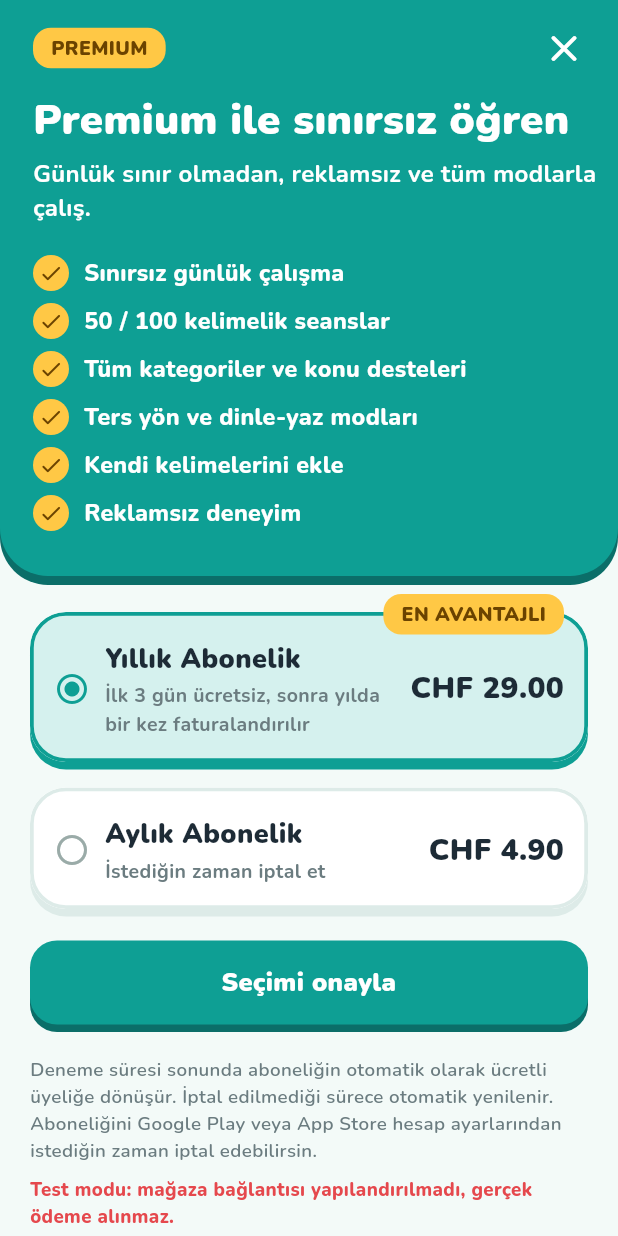
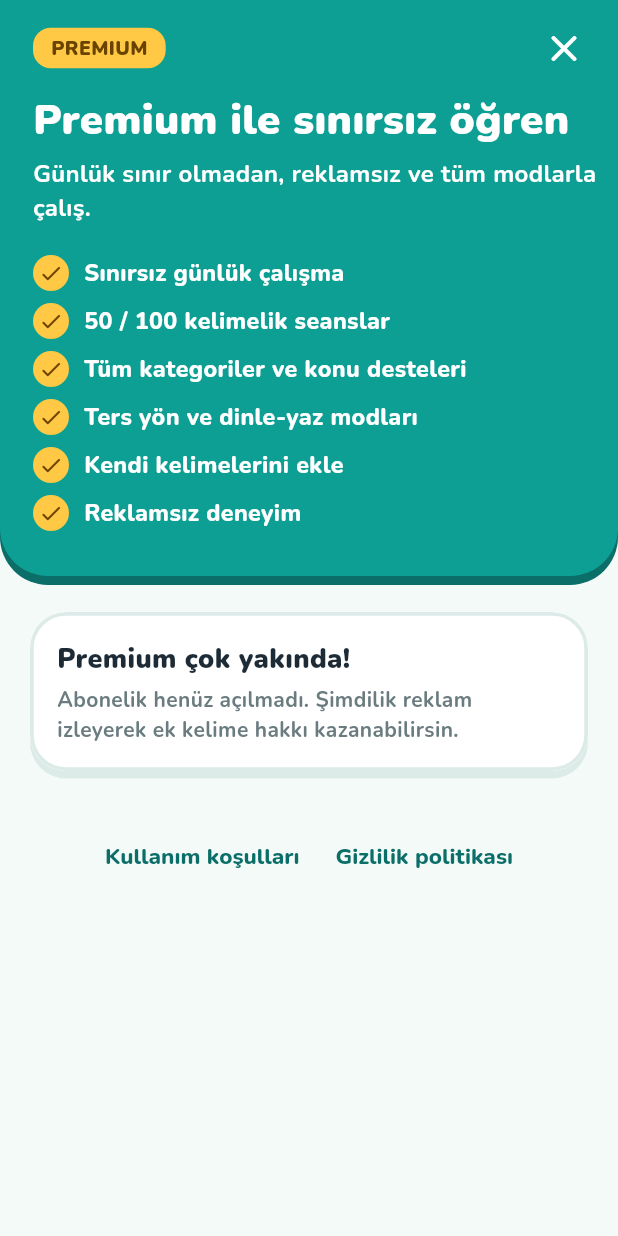
Before and after one commit to umitvatansever0/mobile-app-english-language, a Flutter app: the ProfileScreen screen opened directly, after a tap on "Premium'a geç", on a phone screen of 412 x 824 dp. Run offline on Flutter 3.47's test engine with Material 3 defaults, Android fonts, the phone set to English and light mode, and no system bars; our stand-ins replace flutter_tts, google_mobile_ads, shared_preferences, sqflite; missing offline and left inert: purchases_flutter; accounts and stored records are empty.

Commit message:
Uygulama simgesi, mağaza görselleri ve metinleri; destek e-postası, deutschstep gizlilik bağlantısı; imzalı AAB derlemesi; anahtar yokken Premium 'yakında'
Co-Authored-By: Claude Opus 5.5 <noreply@anthropic.com>
Claude-Session: https://claude.ai/code/session_01GU8uYh3sDTMyAoALWoNYWb

```diff
--- a/lib/config/app_config.dart
+++ b/lib/config/app_config.dart
@@ -56,14 +56,14 @@ class AppConfig {
   static String get bannerAdUnit => Platform.isIOS ? _bannerIos : _bannerAndroid;
 
   /// Kelime hatası bildirimi ve destek için e-posta. Boşsa "Bildir" bağlantısı gizlenir.
-  static const supportEmail = String.fromEnvironment('SUPPORT_EMAIL');
+  static const supportEmail = String.fromEnvironment('SUPPORT_EMAIL', defaultValue: 'umitvatansever0@gmail.com');
 
   /// Mağaza sayfaları ("Uygulamayı Puanla" için).
   static const androidPackage = 'com.umitvatansever.ingilizce_calisma_kartlari';
   static const iosAppId = String.fromEnvironment('IOS_APP_ID');
 
   static const privacyUrl = String.fromEnvironment('PRIVACY_URL',
-      defaultValue: 'https://github.com/umitvatansever0/mobile-app-english-language/blob/main/docs/privacy.md');
+      defaultValue: 'https://deutschstep.com/ingilizce-kartlar/gizlilik.html');
   static const termsUrl = String.fromEnvironment('TERMS_URL',
-      defaultValue: 'https://github.com/umitvatansever0/mobile-app-english-language/blob/main/docs/terms.md');
+      defaultValue: 'https://deutschstep.com/ingilizce-kartlar/kosullar.html');
 }
--- a/lib/screens/paywall_screen.dart
+++ b/lib/screens/paywall_screen.dart
@@ -1,3 +1,4 @@
+import 'package:flutter/foundation.dart';
 import 'package:flutter/material.dart';
 import 'package:provider/provider.dart';
 
@@ -157,7 +158,16 @@ class _PaywallScreenState extends State<PaywallScreen> {
           Padding(
             padding: const EdgeInsets.fromLTRB(20, 24, 20, 24),
             child: Column(crossAxisAlignment: CrossAxisAlignment.stretch, children: [
-              if (_plans == null)
+              if (!app.purchases.available)
+                ChunkyCard(
+                  child: Column(crossAxisAlignment: CrossAxisAlignment.start, children: [
+                    Text('Premium çok yakında!', style: TextStyle(fontSize: 18, fontWeight: FontWeight.w900, color: pal.ink)),
+                    const SizedBox(height: 4),
+                    Text('Abonelik henüz açılmadı. Şimdilik reklam izleyerek ek kelime hakkı kazanabilirsin.',
+                        style: TextStyle(color: pal.muted, fontWeight: FontWeight.w700)),
+                  ]),
+                )
+              else if (_plans == null)
                 const Center(child: Padding(padding: EdgeInsets.all(24), child: CircularProgressIndicator()))
               else if (_plans!.isEmpty)
                 Text('Planlar şu an yüklenemedi. İnternet bağlantını kontrol et.',
@@ -168,6 +178,7 @@ class _PaywallScreenState extends State<PaywallScreen> {
                   const SizedBox(height: 12),
                 ],
               const SizedBox(height: 4),
+              if (app.purchases.available)
                 ChunkyButton(
                   label: 'Seçimi onayla',
                   loading: _busy,
@@ -193,18 +204,20 @@ class _PaywallScreenState extends State<PaywallScreen> {
                 ),
               ],
               const SizedBox(height: 16),
+              if (app.purchases.available)
                 Text(
                 'Deneme süresi sonunda aboneliğin otomatik olarak ücretli üyeliğe dönüşür. İptal edilmediği sürece otomatik yenilenir. '
                 'Aboneliğini Google Play veya App Store hesap ayarlarından istediğin zaman iptal edebilirsin.',
                 style: TextStyle(color: pal.muted, fontSize: 12.5, fontWeight: FontWeight.w600),
               ),
-              if (app.purchases.isTestMode)
+              if (app.purchases.isTestMode && kDebugMode)
                 Padding(
                   padding: const EdgeInsets.only(top: 8),
                   child: Text('Test modu: mağaza bağlantısı yapılandırılmadı, gerçek ödeme alınmaz.',
                       style: TextStyle(color: AppColors.rose, fontSize: 12.5, fontWeight: FontWeight.w800)),
                 ),
               const SizedBox(height: 8),
+              if (app.purchases.available)
                 TextButton(onPressed: _restore, child: const Text('Satın alımı geri yükle')),
               Wrap(alignment: WrapAlignment.center, children: [
                 TextButton(onPressed: () => openUrl(context, AppConfig.termsUrl), child: const Text('Kullanım koşulları')),
--- a/lib/services/purchase_service.dart
+++ b/lib/services/purchase_service.dart
@@ -26,6 +26,10 @@ class PurchaseService {
   bool _configured = false;
 
   bool get isTestMode => !_configured;
+
+  /// Satın alma ekranı çalışır durumda mı? Mağaza sürümünde RevenueCat anahtarı
+  /// yoksa false olur ve paywall "yakında" mesajı gösterir (bozuk düğme yerine).
+  bool get available => _configured || kDebugMode;
 
   Future<void> init({required bool cachedPremium}) async {
     isPremium.value = cachedPremium;
```
Also changed, not shown: store/feature-graphic-1024x500.png (added), store/play-icon-512.png (added), 45 other files. Lines whose indentation alone changed are shown as unchanged.
